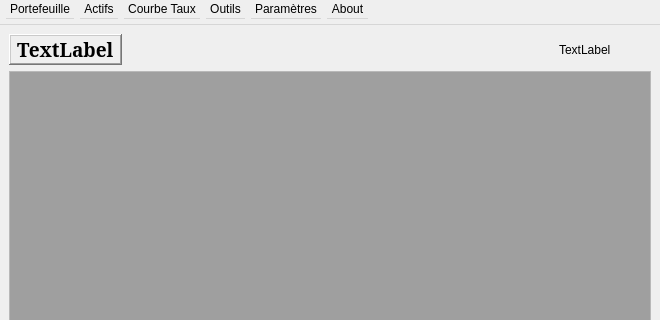
Above: DPricer/presentation/Designer-Files/MDI.ui from Mero89/Pricing-Application before the change; both pictures show x 0 to 660 and y 0 to 320 of the 660 by 480 pixel window. Below: the same form after it.
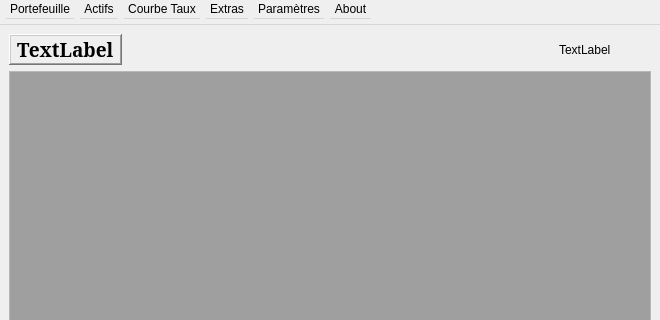
That is the form after the change.

```diff
--- a/DPricer/presentation/Designer-Files/MDI.ui
+++ b/DPricer/presentation/Designer-Files/MDI.ui
@@ -166,9 +166,9 @@
     <addaction name="actionGeneral"/>
     <addaction name="menuDispositionDesFenetres"/>
    </widget>
-   <widget class="QMenu" name="menuOutils">
+   <widget class="QMenu" name="menuExtras">
     <property name="title">
-     <string>Outils</string>
+     <string>Extras</string>
     </property>
     <addaction name="actionCalculette"/>
    </widget>
@@ -213,7 +213,7 @@
    <addaction name="menuPortefeuille"/>
    <addaction name="menuBDD"/>
    <addaction name="menuCourbe"/>
-   <addaction name="menuOutils"/>
+   <addaction name="menuExtras"/>
    <addaction name="menuParametres"/>
    <addaction name="menuAbout"/>
   </widget>
```
Left out of the diff: 12 changed lines with no effect on the pictures.
